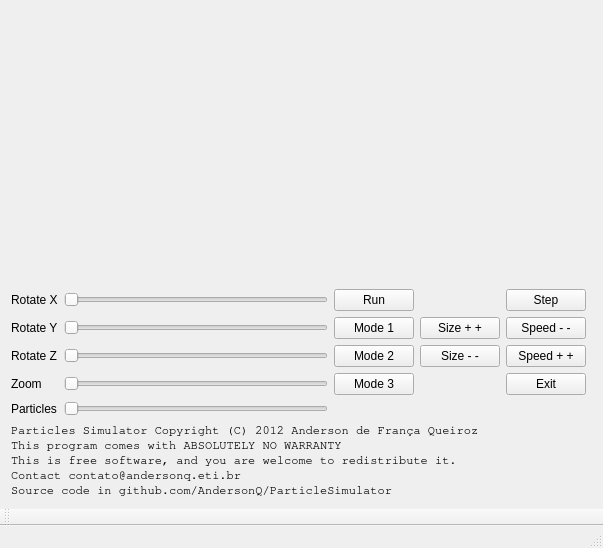
AndersonQ/ParticleSumulator, file mainwindow.ui: the form before one commit.
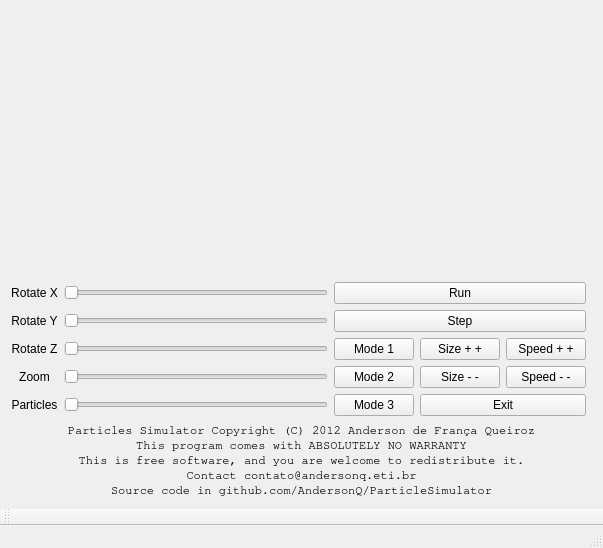
The form after the commit. Custom widgets are drawn as their Qt base class.

What changed in the file:
```diff
--- a/mainwindow.ui
+++ b/mainwindow.ui
@@ -20,6 +20,9 @@
       <property name="text">
        <string>Rotate Y</string>
       </property>
+      <property name="alignment">
+       <set>Qt::AlignCenter</set>
+      </property>
      </widget>
     </item>
     <item row="7" column="0">
@@ -27,6 +30,9 @@
       <property name="text">
        <string>Rotate X</string>
       </property>
+      <property name="alignment">
+       <set>Qt::AlignCenter</set>
+      </property>
      </widget>
     </item>
     <item row="9" column="0">
@@ -34,6 +40,9 @@
       <property name="text">
        <string>Rotate Z</string>
       </property>
+      <property name="alignment">
+       <set>Qt::AlignCenter</set>
+      </property>
      </widget>
     </item>
     <item row="10" column="0">
@@ -41,6 +50,9 @@
       <property name="text">
        <string>Zoom</string>
       </property>
+      <property name="alignment">
+       <set>Qt::AlignCenter</set>
+      </property>
      </widget>
     </item>
     <item row="11" column="0">
@@ -48,10 +60,19 @@
       <property name="text">
        <string>Particles</string>
       </property>
+      <property name="alignment">
+       <set>Qt::AlignCenter</set>
+      </property>
      </widget>
     </item>
     <item row="14" column="0" colspan="6">
      <widget class="QLabel" name="label_2">
+      <property name="sizePolicy">
+       <sizepolicy hsizetype="Preferred" vsizetype="Preferred">
+        <horstretch>0</horstretch>
+        <verstretch>0</verstretch>
+       </sizepolicy>
+      </property>
       <property name="font">
        <font>
         <family>Nimbus Mono L</family>
@@ -64,6 +85,9 @@
 Contact contato@andersonq.eti.br
 Source code in github.com/AndersonQ/ParticleSimulator</string>
       </property>
+      <property name="alignment">
+       <set>Qt::AlignCenter</set>
+      </property>
      </widget>
     </item>
     <item row="0" column="0" rowspan="7" colspan="5">
@@ -138,76 +162,76 @@
       </property>
      </widget>
     </item>
-    <item row="7" column="2">
+    <item row="7" column="2" colspan="3">
      <widget class="QPushButton" name="pushButton_2">
       <property name="text">
        <string>Run</string>
       </property>
      </widget>
     </item>
-    <item row="8" column="3">
-     <widget class="QPushButton" name="pushButton_5">
-      <property name="text">
-       <string>Size + +</string>
-      </property>
-     </widget>
-    </item>
-    <item row="9" column="4">
-     <widget class="QPushButton" name="pushButton_8">
-      <property name="text">
-       <string>Speed + +</string>
-      </property>
-     </widget>
-    </item>
-    <item row="8" column="2">
-     <widget class="QPushButton" name="pushButton">
-      <property name="text">
-       <string>Mode 1</string>
-      </property>
-     </widget>
-    </item>
-    <item row="9" column="2">
-     <widget class="QPushButton" name="pushButton_3">
-      <property name="text">
-       <string>Mode 2</string>
-      </property>
-     </widget>
-    </item>
-    <item row="10" column="2">
+    <item row="11" column="2">
      <widget class="QPushButton" name="pushButton_4">
       <property name="text">
        <string>Mode 3</string>
       </property>
      </widget>
     </item>
-    <item row="10" column="4">
+    <item row="11" column="3" colspan="2">
      <widget class="QPushButton" name="pushButton_7">
       <property name="text">
        <string>Exit</string>
       </property>
      </widget>
     </item>
-    <item row="7" column="4">
-     <widget class="QPushButton" name="stepButton">
+    <item row="10" column="2">
+     <widget class="QPushButton" name="pushButton_3">
       <property name="text">
-       <string>Step</string>
+       <string>Mode 2</string>
       </property>
      </widget>
     </item>
-    <item row="9" column="3">
+    <item row="9" column="2">
+     <widget class="QPushButton" name="pushButton">
+      <property name="text">
+       <string>Mode 1</string>
+      </property>
+     </widget>
+    </item>
+    <item row="10" column="3">
      <widget class="QPushButton" name="pushButton_6">
       <property name="text">
        <string>Size - -</string>
       </property>
      </widget>
     </item>
-    <item row="8" column="4">
+    <item row="9" column="3">
+     <widget class="QPushButton" name="pushButton_5">
+      <property name="text">
+       <string>Size + +</string>
+      </property>
+     </widget>
+    </item>
+    <item row="10" column="4">
      <widget class="QPushButton" name="pushButton_9">
       <property name="text">
        <string>Speed - -</string>
       </property>
      </widget>
     </item>
+    <item row="9" column="4">
+     <widget class="QPushButton" name="pushButton_8">
+      <property name="text">
+       <string>Speed + +</string>
+      </property>
+     </widget>
+    </item>
+    <item row="8" column="2" colspan="3">
+     <widget class="QPushButton" name="stepButton">
+      <property name="text">
+       <string>Step</string>
+      </property>
+     </widget>
+    </item>
    </layout>
   </widget>
   <widget class="QMenuBar" name="menuBar">
```
